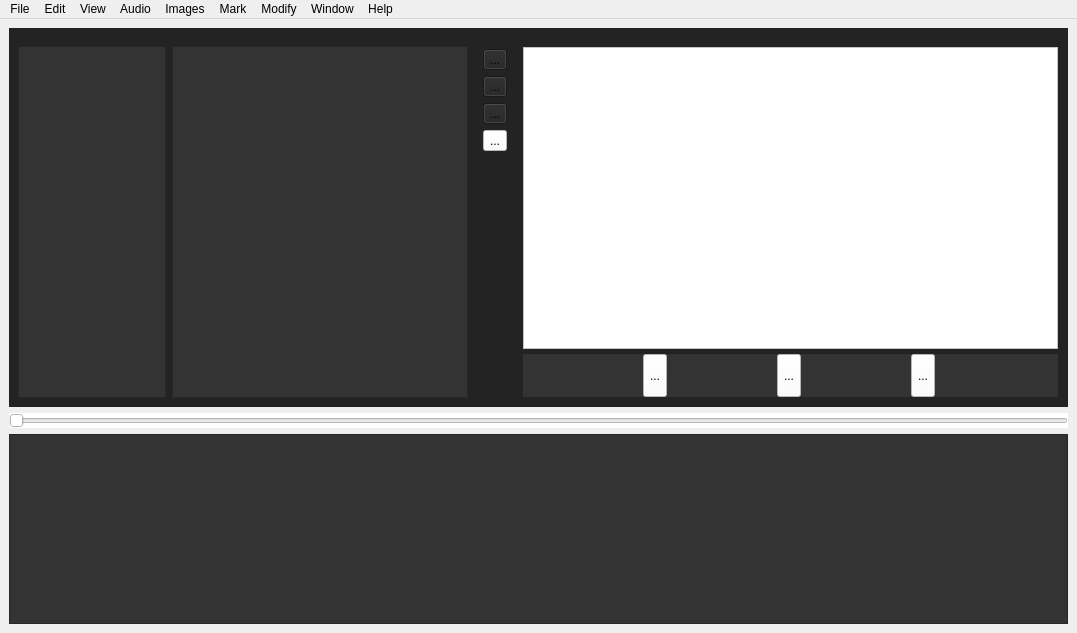
The window that src/videoeditor.ui (vrushank-agrawal/CSE201-VCREST-) describes before a commit, drawn with Qt 5.
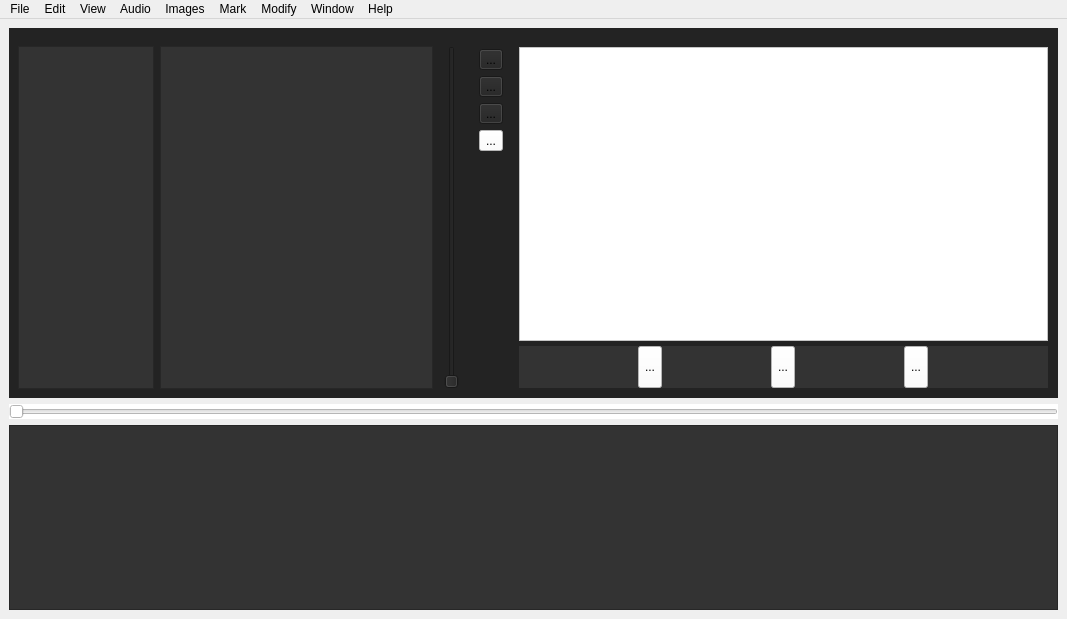
The same window after the commit. Icons and pictures are not drawn. Custom widgets are drawn as their Qt base class.

Commit message: add blur slider

```diff
--- a/src/videoeditor.ui
+++ b/src/videoeditor.ui
@@ -6,8 +6,8 @@
    <rect>
     <x>0</x>
     <y>0</y>
-    <width>1077</width>
-    <height>633</height>
+    <width>1067</width>
+    <height>619</height>
    </rect>
   </property>
   <property name="sizePolicy">
@@ -115,6 +115,16 @@
             </property>
            </widget>
           </item>
+          <item>
+           <widget class="QSlider" name="blurSlider">
+            <property name="styleSheet">
+             <string notr="true">padding: 5px;</string>
+            </property>
+            <property name="orientation">
+             <enum>Qt::Vertical</enum>
+            </property>
+           </widget>
+          </item>
          </layout>
         </widget>
        </item>
@@ -492,7 +502,7 @@
     <rect>
      <x>0</x>
      <y>0</y>
-     <width>1077</width>
+     <width>1067</width>
      <height>21</height>
     </rect>
    </property>
```
The commit also changes 2 other files.
